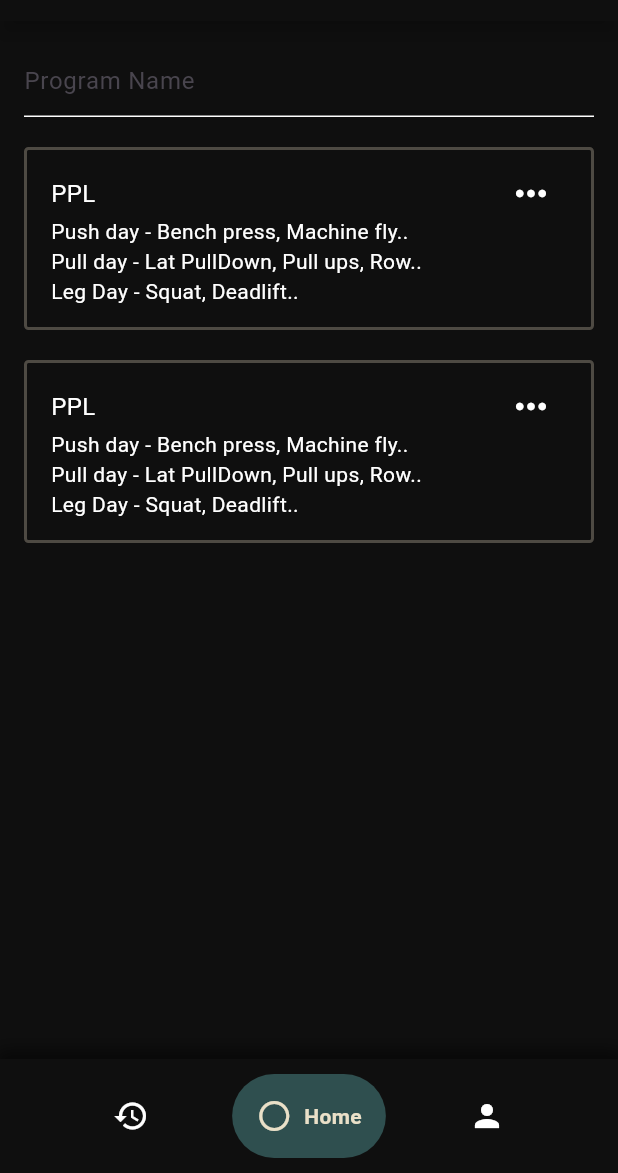
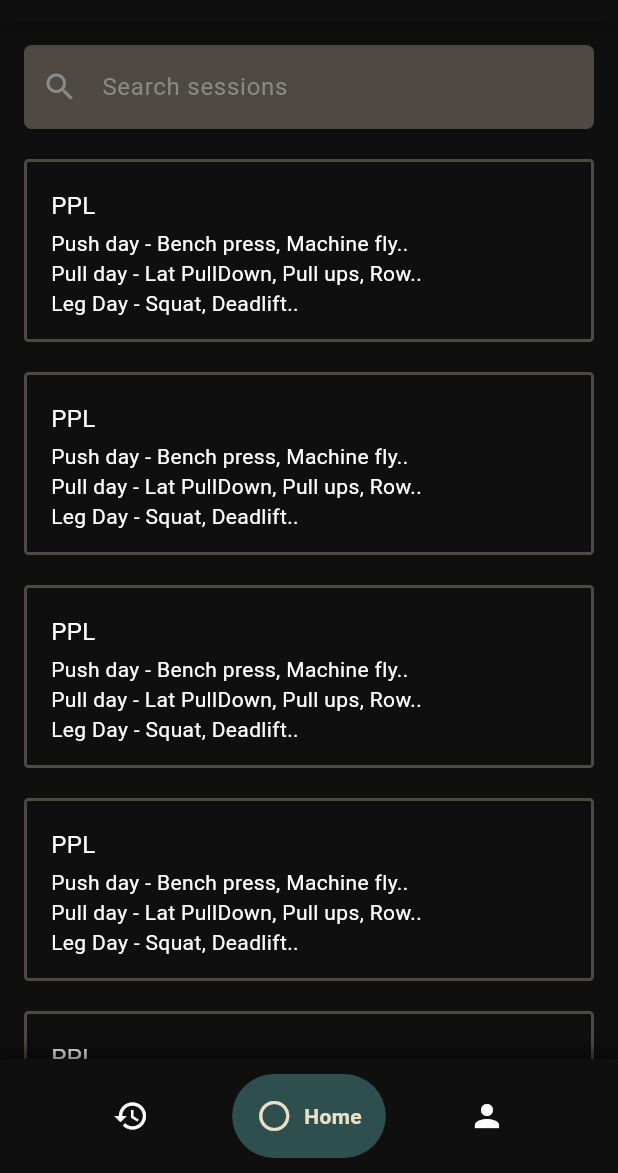
Before and after one commit to zendrexx/workout_app, a Flutter app: the ProgramPage screen opened by its route, after a tap on "Add Sessions", on a phone screen of 412 x 824 dp, the part 63-1236 px from its top. Run offline on Flutter 3.47's test engine with Material 3 defaults, Android fonts, the phone set to English and light mode, and no system bars; drawn by our look-alikes of google_nav_bar; our stand-ins replace flutter_heatmap_calendar, go_router.

```diff
--- a/client/lib/core/router/router.dart
+++ b/client/lib/core/router/router.dart
@@ -1,8 +1,9 @@
 import 'package:client/core/config/app_destination.dart';
 import 'package:client/features/history/pages/history_page.dart';
+import 'package:client/features/home/pages/create_session_page.dart';
 import 'package:client/features/home/pages/home_page.dart';
 import 'package:client/features/home/pages/program_page.dart';
-import 'package:client/features/home/pages/session_page.dart';
+import 'package:client/features/home/pages/select_session_page.dart';
 import 'package:client/features/main_page.dart';
 import 'package:client/features/profile/pages/profile_page.dart';
 import 'package:flutter/cupertino.dart';
@@ -37,10 +38,14 @@ final router = GoRouter(
                   builder: (context, state) => const ProgramPage(),
                   routes: [
                     GoRoute(
-                      path: 'session',
-                      builder: (context, state) => const SessionPage(),
+                      path: 'select_session',
+                      builder: (context, state) => const SelectSessionPage(),
                     ),
                   ],
+                ),
+                GoRoute(
+                  path: 'create_sessions',
+                  builder: (context, state) => const CreateSessionPage(),
                 ),
               ],
             ),
--- a/client/lib/features/home/pages/session_page.dart
+++ b/client/lib/features/home/pages/create_session_page.dart
@@ -1,24 +1,23 @@
-import 'package:client/features/home/widgets/session_card_widget.dart';
-import 'package:flutter/cupertino.dart';
+import 'package:client/features/home/widgets/long_custom_button.dart';
 import 'package:flutter/material.dart';
 import 'package:go_router/go_router.dart';
 
-class SessionPage extends StatefulWidget {
-  const SessionPage({super.key});
+class CreateSessionPage extends StatefulWidget {
+  const CreateSessionPage({super.key});
 
   @override
-  State<SessionPage> createState() => _SessionPageState();
+  State<CreateSessionPage> createState() => _CreateSessionPageState();
 }
 
-class _SessionPageState extends State<SessionPage> {
-  final TextEditingController _controller = TextEditingController();
+class _CreateSessionPageState extends State<CreateSessionPage> {
+  TextEditingController _controller = new TextEditingController();
   @override
   Widget build(BuildContext context) {
     return Scaffold(
       appBar: AppBar(
         automaticallyImplyLeading: false,
         title: Text(
-          "Create Program",
+          "Create Sessions",
           style: const TextStyle(
             color: Colors.white,
             fontSize: 18,
@@ -63,13 +62,13 @@ class _SessionPageState extends State<SessionPage> {
                 cursorColor: Colors.white,
                 controller: _controller,
                 decoration: InputDecoration(
-                  hintText: "Program Name",
+                  hintText: "Session Name",
                   suffixIcon: _controller.text.isNotEmpty
                       ? IconButton(
                           icon: const Icon(Icons.clear, color: Colors.white),
                           onPressed: () {
                             _controller.clear();
-                            setState(() {}); // refresh to hide the X
+                            setState(() {});
                           },
                         )
                       : null,
@@ -87,8 +86,8 @@ class _SessionPageState extends State<SessionPage> {
                 },
               ),
               SizedBox(height: 10),
-              SessionCardWidget(isClickable: true),
-              SessionCardWidget(isClickable: true),
+
+              LongCustomButton(title: "Add Exercises", onTap: () {}),
             ],
           ),
         ),
--- a/client/lib/features/home/pages/home_page.dart
+++ b/client/lib/features/home/pages/home_page.dart
@@ -41,7 +41,7 @@ class _HomePageState extends State<HomePage> {
             children: [
               LongCustomButton(
                 title: "CREATE WORKOUT SESSIONS",
-                onTap: () => context.push('/home/program'),
+                onTap: () => context.push('/home/create_sessions'),
                 Bcolor: Color(0xff3B4141),
               ),
               SizedBox(height: 20),
@@ -53,11 +53,16 @@ class _HomePageState extends State<HomePage> {
               Row(
                 mainAxisAlignment: MainAxisAlignment.spaceBetween,
                 children: [
-                  CustomButtonWidget(title: "New Program", icon: Icons.add),
+                  CustomButtonWidget(
+                    title: "New Program",
+                    icon: Icons.add,
+                    onTap: () => context.push('/home/program'),
+                  ),
                   SizedBox(width: 10),
                   CustomButtonWidget(
                     title: "Explore",
                     icon: Icons.explore_outlined,
+                    onTap: () {},
                   ),
                 ],
               ),
--- a/client/lib/features/home/pages/program_page.dart
+++ b/client/lib/features/home/pages/program_page.dart
@@ -92,7 +92,7 @@ class _ProgramPageState extends State<ProgramPage> {
               SessionCardWidget(),
               LongCustomButton(
                 title: "Add Sessions",
-                onTap: () => context.push('/home/program/session'),
+                onTap: () => context.push('/home/program/select_session'),
               ),
             ],
           ),
--- /dev/null
+++ b/client/lib/features/home/pages/select_session_page.dart
@@ -0,0 +1,166 @@
+import 'package:client/features/home/widgets/session_card_widget.dart';
+import 'package:flutter/cupertino.dart';
+import 'package:flutter/material.dart';
+import 'package:go_router/go_router.dart';
+
+class SelectSessionPage extends StatefulWidget {
+  const SelectSessionPage({super.key});
+
+  @override
+  State<SelectSessionPage> createState() => _SelectSessionPageState();
+}
+
+class _SelectSessionPageState extends State<SelectSessionPage> {
+  final Set<int> _selectedSessions = {};
+  final TextEditingController _controller = TextEditingController();
+
+  void _toggleSession(int index) {
+    setState(() {
+      if (_selectedSessions.contains(index)) {
+        _selectedSessions.remove(index);
+      } else {
+        _selectedSessions.add(index);
+      }
+    });
+  }
+
+  @override
+  Widget build(BuildContext context) {
+    return Scaffold(
+      appBar: AppBar(
+        automaticallyImplyLeading: false,
+        title: Text(
+          "Create Program",
+          style: const TextStyle(
+            color: Colors.white,
+            fontSize: 18,
+            fontWeight: FontWeight.w400,
+            letterSpacing: 1,
+          ),
+        ),
+        backgroundColor: const Color(0xff0F0F0F),
+        actions: [
+          Row(
+            mainAxisAlignment: MainAxisAlignment.end,
+            children: [
+              GestureDetector(
+                onTap: () => context.push('/home'),
+                child: Text(
+                  "Cancel",
+                  style: TextStyle(color: Color(0xffE2725B)),
+                ),
+              ),
+              SizedBox(width: 16),
+              GestureDetector(
+                onTap: () {},
+                child: Text("Create", style: TextStyle(color: Colors.white)),
+              ),
+              SizedBox(width: 16),
+            ],
+          ),
+        ],
+        elevation: 5,
+        shadowColor: Colors.black.withOpacity(0.8),
+        scrolledUnderElevation: 6,
+        surfaceTintColor: Colors.transparent,
+      ),
+      backgroundColor: Color(0xff0F0F0F),
+      body: Stack(
+        children: [
+          SizedBox.expand(
+            child: SingleChildScrollView(
+              child: Padding(
+                padding: const EdgeInsets.all(16.0),
+                child: Column(
+                  crossAxisAlignment: CrossAxisAlignment.center,
+                  children: [
+                    TextField(
+                      cursorColor: Colors.white,
+                      controller: _controller,
+                      decoration: InputDecoration(
+                        filled: true,
+                        fillColor: Color(0xff4E4A43),
+                        hintText: "Search sessions",
+                        hintStyle: TextStyle(color: Color(0xff89898A)),
+                        prefixIcon: IconButton(
+                          icon: const Icon(
+                            Icons.search,
+                            color: Color(0xff89898A),
+                          ),
+                          onPressed: () {
+                            _controller.clear();
+                            setState(() {}); // refresh to hide the X
+                          },
+                        ),
+                        border: OutlineInputBorder(
+                          borderRadius: BorderRadius.circular(
+                            5,
+                          ), // rounded corners
+                          borderSide:
+                              BorderSide.none, // removes the border line
+                        ),
+                        enabledBorder: OutlineInputBorder(
+                          borderRadius: BorderRadius.circular(5),
+                          borderSide: BorderSide.none,
+                        ),
+                        focusedBorder: OutlineInputBorder(
+                          borderRadius: BorderRadius.circular(5),
+                          borderSide: BorderSide.none,
+                        ),
+                      ),
+                      onChanged: (value) {
+                        setState(() {});
+                      },
+                    ),
+                    SizedBox(height: 10),
+                    ListView.builder(
+                      shrinkWrap: true,
+                      physics: NeverScrollableScrollPhysics(),
+                      itemCount: 5,
+                      itemBuilder: (context, index) {
+                        return GestureDetector(
+                          onTap: () => _toggleSession(index),
+                          child: SessionCardWidget(
+                            isSelectable: true,
+                            isSelected: _selectedSessions.contains(index),
+                          ),
+                        );
+                      },
+                    ),
+                  ],
+                ),
+              ),
+            ),
+          ),
+          if (_selectedSessions.isNotEmpty) ...[
+            Positioned(
+              right: 0,
+              bottom: 30,
+              child: ElevatedButton(
+                onPressed: () {},
+                style: ElevatedButton.styleFrom(
+                  backgroundColor: const Color(0xFF2F4F4F),
+                  shape: const RoundedRectangleBorder(
+                    borderRadius: BorderRadius.only(
+                      topLeft: Radius.circular(12),
+                      bottomLeft: Radius.circular(12),
+                    ),
+                  ),
+                  padding: const EdgeInsets.symmetric(
+                    horizontal: 20,
+                    vertical: 14,
+                  ),
+                  elevation: 4,
+                ),
+                child: Text(
+                  "Add ${_selectedSessions.length} sessions",
+                  style: TextStyle(color: Colors.white, fontSize: 16),
+                ),
+              ),
+            ),
+          ],
+        ],
+      ),
+    );
+  }
+}
--- a/client/lib/features/home/widgets/custom_button_widget.dart
+++ b/client/lib/features/home/widgets/custom_button_widget.dart
@@ -1,38 +1,39 @@
 import 'package:flutter/material.dart';
 
-class CustomButtonWidget extends StatefulWidget {
+class CustomButtonWidget extends StatelessWidget {
   final String title;
   final IconData icon;
+  final VoidCallback onTap;
+
   const CustomButtonWidget({
     super.key,
     required this.title,
     required this.icon,
+    required this.onTap,
   });
 
   @override
-  State<CustomButtonWidget> createState() => _CustomButtonWidgetState();
-}
-
-class _CustomButtonWidgetState extends State<CustomButtonWidget> {
-  @override
   Widget build(BuildContext context) {
     return Expanded(
+      child: GestureDetector(
+        onTap: onTap,
         child: Container(
           height: 50,
           decoration: BoxDecoration(
-          color: Color(0xff3B4141),
+            color: const Color(0xff3B4141),
             borderRadius: BorderRadius.circular(5),
           ),
           child: Row(
             mainAxisAlignment: MainAxisAlignment.center,
             children: [
-            Icon(widget.icon, color: Colors.white),
-            SizedBox(width: 8),
+              Icon(icon, color: Colors.white),
+              const SizedBox(width: 8),
               Text(
-              widget.title,
-              style: TextStyle(color: Colors.white, fontSize: 14),
+                title,
+                style: const TextStyle(color: Colors.white, fontSize: 14),
               ),
             ],
+          ),
         ),
       ),
     );
--- a/client/lib/features/home/widgets/session_card_widget.dart
+++ b/client/lib/features/home/widgets/session_card_widget.dart
@@ -1,31 +1,31 @@
 import 'package:flutter/material.dart';
 
-class SessionCardWidget extends StatefulWidget {
-  final bool? isClickable;
-  const SessionCardWidget({super.key, this.isClickable});
+class SessionCardWidget extends StatelessWidget {
+  final bool isSelectable;
+  final bool isSelected;
+  final VoidCallback? onTap;
 
-  @override
-  State<SessionCardWidget> createState() => _SessionCardWidgetState();
-}
-
-class _SessionCardWidgetState extends State<SessionCardWidget> {
-  bool tapped = false;
-  void tap() {
-    setState(() => tapped = !tapped);
-  }
+  const SessionCardWidget({
+    super.key,
+    this.isSelectable = false,
+    this.isSelected = false,
+    this.onTap,
+  });
 
   @override
   Widget build(BuildContext context) {
     return Padding(
       padding: const EdgeInsets.only(top: 10.0, bottom: 10),
       child: GestureDetector(
-        onTap: widget.isClickable == true ? tap : null,
+        onTap: isSelectable ? null : onTap,
         child: Container(
           width: double.infinity,
           decoration: BoxDecoration(
             border: Border.all(
               width: 2,
-              color: tapped ? Color(0xffE2725B) : Color(0xff4E4A43),
+              color: isSelected
+                  ? const Color(0xffE2725B)
+                  : const Color(0xff4E4A43),
             ),
             borderRadius: BorderRadius.circular(3),
           ),
@@ -33,17 +33,16 @@ class _SessionCardWidgetState extends State<SessionCardWidget> {
             padding: const EdgeInsets.symmetric(vertical: 14, horizontal: 16),
             child: Row(
               children: [
-                // optional left indicator when tapped
-                if (tapped) ...[
+                if (isSelected) ...[
                   Container(
                     height: 100,
                     width: 5,
                     decoration: BoxDecoration(
-                      color: Color(0xffE2725B),
+                      color: const Color(0xffE2725B),
                       borderRadius: BorderRadius.circular(5),
                     ),
                   ),
-                  SizedBox(width: 20),
+                  const SizedBox(width: 20),
                 ],
 
                 Expanded(
@@ -56,15 +55,17 @@ class _SessionCardWidgetState extends State<SessionCardWidget> {
                         child: Row(
                           mainAxisAlignment: MainAxisAlignment.spaceBetween,
                           children: [
-                            Text("PPL", style: TextStyle(fontSize: 16)),
-                            IconButton(
+                            const Text("PPL", style: TextStyle(fontSize: 16)),
+                            isSelectable
+                                ? const SizedBox.shrink()
+                                : IconButton(
                                     onPressed: () {},
                                     padding: EdgeInsets.zero,
-                              constraints: BoxConstraints(
+                                    constraints: const BoxConstraints(
                                       minWidth: 0,
                                       minHeight: 0,
-                              ), // optional
-                              icon: Icon(
+                                    ),
+                                    icon: const Icon(
                                       Icons.more_horiz,
                                       size: 30,
                                       color: Colors.white,
@@ -74,9 +75,11 @@ class _SessionCardWidgetState extends State<SessionCardWidget> {
                         ),
                       ),
 
-                      // Description (will wrap inside available width)
-                      Text(
-                        "Push day - Bench press, Machine fly..\nPull day - Lat PullDown, Pull ups, Row..\nLeg Day - Squat, Deadlift..",
+                      // Description
+                      const Text(
+                        "Push day - Bench press, Machine fly..\n"
+                        "Pull day - Lat PullDown, Pull ups, Row..\n"
+                        "Leg Day - Squat, Deadlift..",
                         style: TextStyle(fontSize: 14),
                       ),
                     ],
```
Lines whose indentation alone changed are shown as unchanged.
